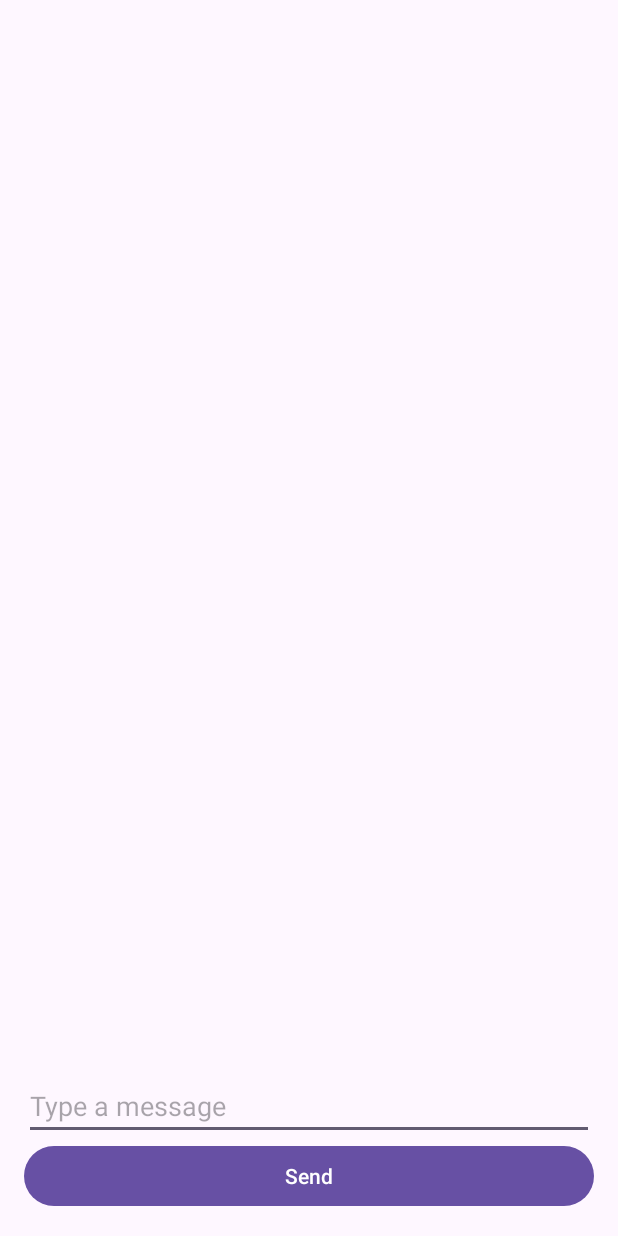
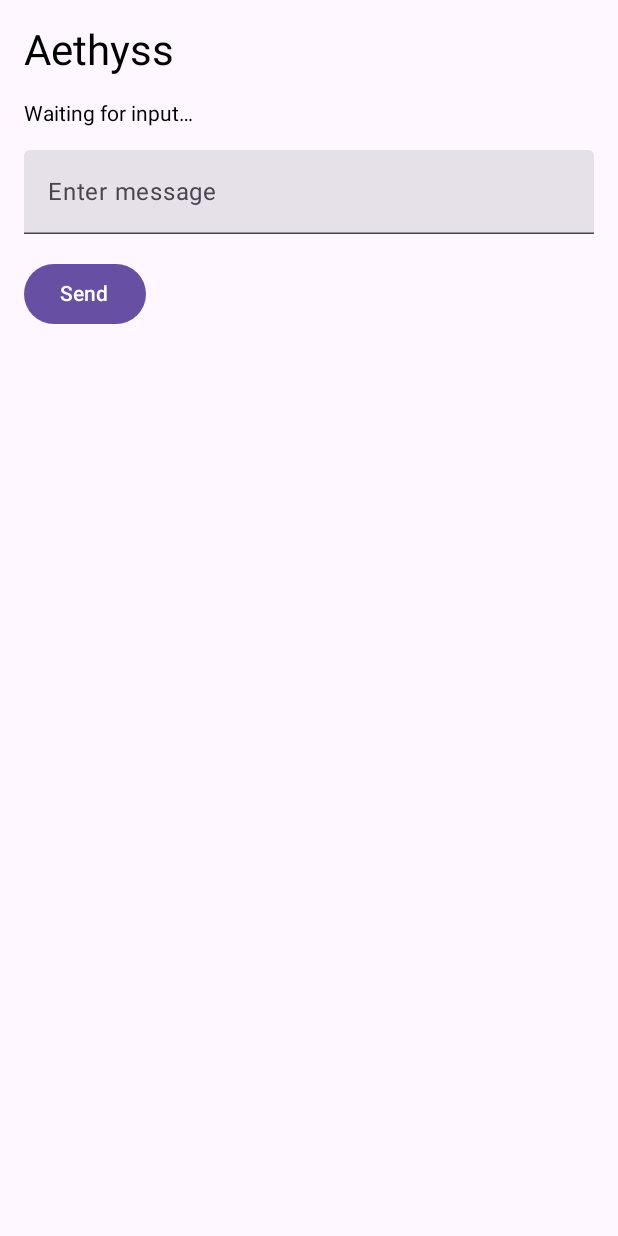
Before and after one commit to infernointhedarkverse-dev/Aethyss, an Android app built with Jetpack Compose: the screen it shows after launch (MainActivity), on a phone screen of 412 x 824 dp. Run offline under Robolectric (Android 15) with nearby library versions, the phone set to English and light mode, and no system bars.

Commit message:
Fix MainActivity to match ViewModel callbacks and state

```diff
--- a/android-app/app/src/main/java/com/aethyss/MainActivity.kt
+++ b/android-app/app/src/main/java/com/aethyss/MainActivity.kt
@@ -1,39 +1,70 @@
 package com.aethyss
 
 import android.os.Bundle
-import android.widget.Button
-import android.widget.EditText
-import android.widget.TextView
-import androidx.appcompat.app.AppCompatActivity
-import androidx.lifecycle.ViewModelProvider
+import androidx.activity.ComponentActivity
+import androidx.activity.compose.setContent
+import androidx.compose.foundation.layout.*
+import androidx.compose.material3.*
+import androidx.compose.runtime.*
+import androidx.compose.ui.Modifier
+import androidx.compose.ui.unit.dp
+import androidx.lifecycle.viewmodel.compose.viewModel
 
-class MainActivity : AppCompatActivity() {
-
-    private lateinit var viewModel: MainViewModel
-    private lateinit var messageInput: EditText
-    private lateinit var sendButton: Button
-    private lateinit var messagesView: TextView
-
+class MainActivity : ComponentActivity() {
     override fun onCreate(savedInstanceState: Bundle?) {
         super.onCreate(savedInstanceState)
-        setContentView(R.layout.activity_main)
-
-        viewModel = ViewModelProvider(this)[MainViewModel::class.java]
-
-        messageInput = findViewById(R.id.message_input)
-        sendButton = findViewById(R.id.send_button)
-        messagesView = findViewById(R.id.messages_view)
-
-        sendButton.setOnClickListener {
-            val msg = messageInput.text.toString()
-            if (msg.isNotEmpty()) {
-                viewModel.sendMessage(msg)
-                messageInput.text.clear()
-            }
-        }
-
-        viewModel.messages.observe(this) { msgs ->
-            messagesView.text = msgs.joinToString("\n")
+        setContent {
+            AethyssScreen()
         }
     }
 }
+
+@Composable
+fun AethyssScreen(viewModel: MainViewModel = viewModel()) {
+    var input by remember { mutableStateOf("") }
+    var response by remember { mutableStateOf("Waiting for input…") }
+    var loading by remember { mutableStateOf(false) }
+
+    Column(
+        modifier = Modifier
+            .fillMaxSize()
+            .padding(16.dp)
+    ) {
+        Text(text = "Aethyss", style = MaterialTheme.typography.headlineMedium)
+
+        Spacer(modifier = Modifier.height(16.dp))
+
+        Text(text = response)
+
+        Spacer(modifier = Modifier.height(16.dp))
+
+        TextField(
+            value = input,
+            onValueChange = { input = it },
+            modifier = Modifier.fillMaxWidth(),
+            label = { Text("Enter message") }
+        )
+
+        Spacer(modifier = Modifier.height(16.dp))
+
+        Button(
+            onClick = {
+                loading = true
+                viewModel.sendMessage(
+                    message = input,
+                    onResult = {
+                        response = it
+                        loading = false
+                    },
+                    onError = {
+                        response = "Error: $it"
+                        loading = false
+                    }
+                )
+            },
+            enabled = !loading
+        ) {
+            Text(if (loading) "Sending…" else "Send")
+        }
+    }
+}
```
